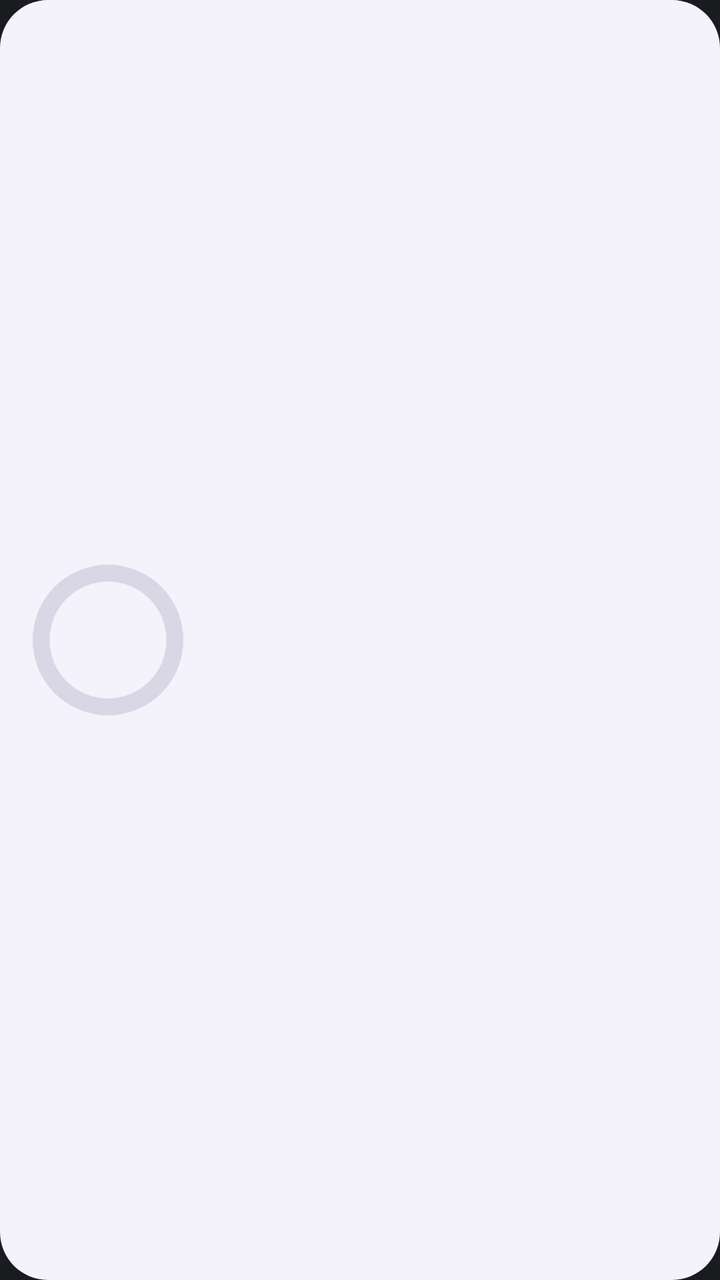
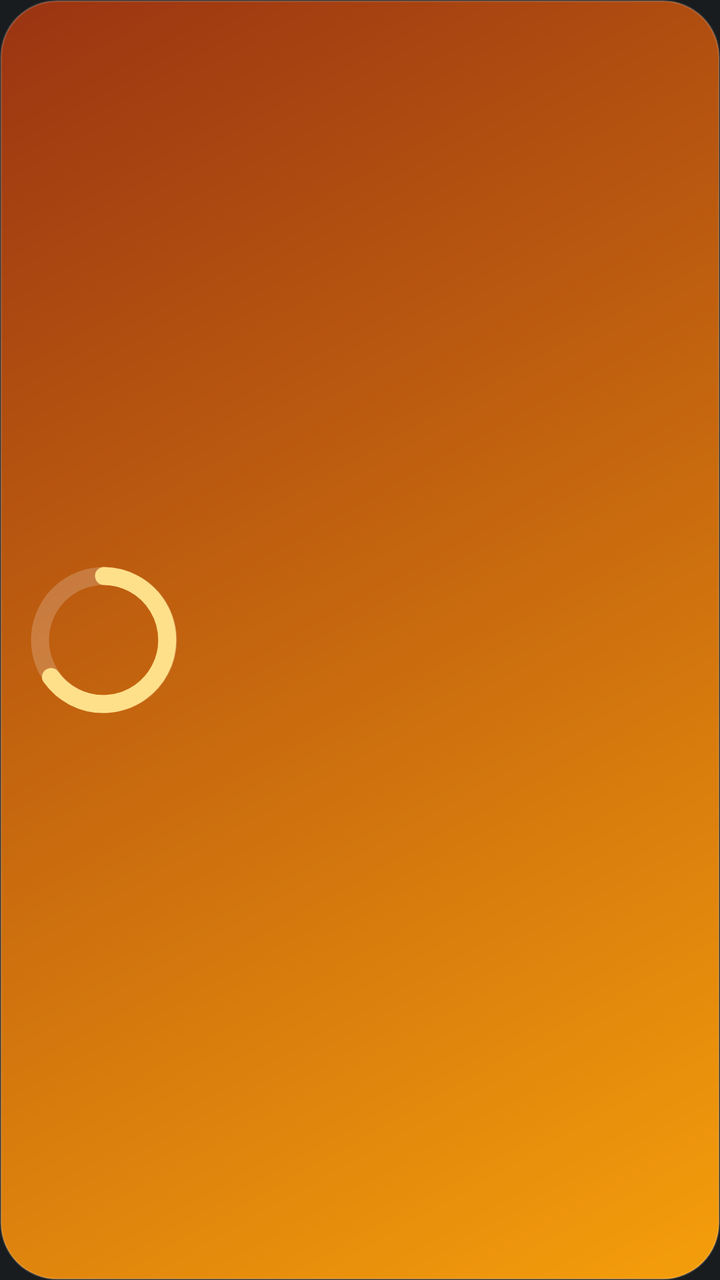

Two renders of the same Android screen: before a commit and after it. Below are the layout's source before the change and the commit's diff.
<!-- AndroidManifest.xml: application theme android:Theme.DeviceDefault.NoActionBar -->
<!-- res/layout/widget_goals.xml -->
<?xml version="1.0" encoding="utf-8"?>
<LinearLayout xmlns:android="http://schemas.android.com/apk/res/android"
    android:id="@+id/g_root"
    android:layout_width="match_parent"
    android:layout_height="match_parent"
    android:background="@drawable/widget_bg"
    android:gravity="center_vertical"
    android:orientation="horizontal"
    android:padding="16dp">

    <FrameLayout
        android:layout_width="76dp"
        android:layout_height="76dp">

        <ProgressBar
            android:id="@+id/g_ring"
            style="?android:attr/progressBarStyleHorizontal"
            android:layout_width="76dp"
            android:layout_height="76dp"
            android:indeterminate="false"
            android:max="100"
            android:progress="0"
            android:progressDrawable="@drawable/goals_ring" />

        <TextView
            android:id="@+id/g_big"
            android:layout_width="match_parent"
            android:layout_height="match_parent"
            android:gravity="center"
            android:maxLines="1"
            android:textColor="@color/widget_text"
            android:textSize="17sp"
            android:textStyle="bold" />
    </FrameLayout>

    <LinearLayout
        android:layout_width="0dp"
        android:layout_height="wrap_content"
        android:layout_marginStart="14dp"
        android:layout_weight="1"
        android:orientation="vertical">

        <TextView
            android:id="@+id/g_title"
            android:layout_width="match_parent"
            android:layout_height="wrap_content"
            android:ellipsize="end"
            android:maxLines="1"
            android:textColor="@color/widget_text"
            android:textSize="16sp"
            android:textStyle="bold" />

        <TextView
            android:id="@+id/g_detail"
            android:layout_width="match_parent"
            android:layout_height="wrap_content"
            android:layout_marginTop="2dp"
            android:ellipsize="end"
            android:maxLines="1"
            android:textColor="@color/widget_text_secondary"
            android:textSize="13sp" />

        <TextView
            android:id="@+id/g_status"
            android:layout_width="match_parent"
            android:layout_height="wrap_content"
            android:layout_marginTop="4dp"
            android:ellipsize="end"
            android:maxLines="1"
            android:textColor="@color/widget_accent"
            android:textSize="12sp"
            android:textStyle="bold" />
    </LinearLayout>
</LinearLayout>
<!-- resources referenced by this layout -->
<resources>
  <color name="widget_accent">#4F5BD5</color>
  <color name="widget_text">#1B1B1F</color>
  <color name="widget_text_secondary">#5F5C6B</color>
  <!-- drawable goals_ring (drawable) -->
  <?xml version="1.0" encoding="utf-8"?>
  <layer-list xmlns:android="http://schemas.android.com/apk/res/android">
      <item android:id="@android:id/background">
          <shape
              android:innerRadiusRatio="2.6"
              android:shape="ring"
              android:thicknessRatio="9"
              android:useLevel="false">
              <solid android:color="@color/widget_track" />
          </shape>
      </item>
      <item android:id="@android:id/progress">
          <rotate
              android:fromDegrees="270"
              android:pivotX="50%"
              android:pivotY="50%"
              android:toDegrees="270">
              <shape
                  android:innerRadiusRatio="2.6"
                  android:shape="ring"
                  android:thicknessRatio="9"
                  android:useLevel="true">
                  <solid android:color="@color/widget_accent" />
              </shape>
          </rotate>
      </item>
  </layer-list>
  <!-- drawable widget_bg (drawable) -->
  <?xml version="1.0" encoding="utf-8"?>
  <shape xmlns:android="http://schemas.android.com/apk/res/android" android:shape="rectangle">
      <solid android:color="@color/widget_bg" />
      <corners android:radius="24dp" />
  </shape>
  <color name="widget_track">#D9D6E6</color>
  <color name="widget_bg">#F4F2FA</color>
</resources>

<!-- the commit's change to res/layout/widget_goals.xml (unified diff, before → after) -->
@@ -1,74 +1,20 @@
 <?xml version="1.0" encoding="utf-8"?>
-<LinearLayout xmlns:android="http://schemas.android.com/apk/res/android"
-    android:id="@+id/g_root"
+<FrameLayout xmlns:android="http://schemas.android.com/apk/res/android"
+    android:id="@+id/w_root"
     android:layout_width="match_parent"
-    android:layout_height="match_parent"
-    android:background="@drawable/widget_bg"
-    android:gravity="center_vertical"
-    android:orientation="horizontal"
-    android:padding="16dp">
-
-    <FrameLayout
-        android:layout_width="76dp"
-        android:layout_height="76dp">
-
-        <ProgressBar
-            android:id="@+id/g_ring"
-            style="?android:attr/progressBarStyleHorizontal"
-            android:layout_width="76dp"
-            android:layout_height="76dp"
-            android:indeterminate="false"
-            android:max="100"
-            android:progress="0"
-            android:progressDrawable="@drawable/goals_ring" />
-
-        <TextView
-            android:id="@+id/g_big"
-            android:layout_width="match_parent"
-            android:layout_height="match_parent"
-            android:gravity="center"
-            android:maxLines="1"
-            android:textColor="@color/widget_text"
-            android:textSize="17sp"
-            android:textStyle="bold" />
-    </FrameLayout>
-
-    <LinearLayout
-        android:layout_width="0dp"
-        android:layout_height="wrap_content"
-        android:layout_marginStart="14dp"
-        android:layout_weight="1"
-        android:orientation="vertical">
-
-        <TextView
-            android:id="@+id/g_title"
-            android:layout_width="match_parent"
-            android:layout_height="wrap_content"
-            android:ellipsize="end"
-            android:maxLines="1"
-            android:textColor="@color/widget_text"
-            android:textSize="16sp"
-            android:textStyle="bold" />
-
-        <TextView
-            android:id="@+id/g_detail"
-            android:layout_width="match_parent"
-            android:layout_height="wrap_content"
-            android:layout_marginTop="2dp"
-            android:ellipsize="end"
-            android:maxLines="1"
-            android:textColor="@color/widget_text_secondary"
-            android:textSize="13sp" />
-
-        <TextView
-            android:id="@+id/g_status"
-            android:layout_width="match_parent"
-            android:layout_height="wrap_content"
-            android:layout_marginTop="4dp"
-            android:ellipsize="end"
-            android:maxLines="1"
-            android:textColor="@color/widget_accent"
-            android:textSize="12sp"
-            android:textStyle="bold" />
-    </LinearLayout>
+    android:layout_height="match_parent">
+<ImageView android:id="@+id/w_bg" android:layout_width="match_parent" android:layout_height="match_parent" android:contentDescription="@null" android:scaleType="fitXY" android:src="@drawable/wbg_sig_goals" />
+<LinearLayout android:layout_width="match_parent" android:layout_height="match_parent" android:orientation="horizontal" android:gravity="center_vertical" android:padding="14dp">
+<LinearLayout android:layout_width="match_parent" android:layout_height="wrap_content" android:orientation="horizontal" android:gravity="center_vertical">
+<FrameLayout android:layout_width="76dp" android:layout_height="76dp">
+<ImageView android:id="@+id/w_ring" android:layout_width="76dp" android:layout_height="76dp" android:contentDescription="@null" android:scaleType="fitCenter" android:src="@drawable/wp_ring" />
+<TextView android:id="@+id/w_big" android:layout_width="match_parent" android:layout_height="match_parent" android:maxLines="1" android:ellipsize="end" android:textColor="#FFFFFFFF" android:textSize="17sp" android:textStyle="bold" android:gravity="center" />
+</FrameLayout>
+<LinearLayout android:layout_width="0dp" android:layout_height="wrap_content" android:orientation="vertical" android:layout_weight="1" android:layout_marginStart="14dp">
+<TextView android:id="@+id/w_title" android:layout_width="wrap_content" android:layout_height="wrap_content" android:maxLines="1" android:ellipsize="end" android:textColor="#FFFFFFFF" android:textSize="16sp" android:textStyle="bold" />
+<TextView android:id="@+id/w_detail" android:layout_width="wrap_content" android:layout_height="wrap_content" android:layout_marginTop="2dp" android:maxLines="1" android:ellipsize="end" android:textColor="#CCFFFFFF" android:textSize="13sp" />
+<TextView android:id="@+id/w_status" android:layout_width="wrap_content" android:layout_height="wrap_content" android:layout_marginTop="4dp" android:maxLines="1" android:ellipsize="end" android:textColor="#FFFFF4CC" android:textSize="12sp" android:textStyle="bold" />
 </LinearLayout>
+</LinearLayout>
+</LinearLayout>
+</FrameLayout>
<!-- resource entries referenced after the edit -->
@@ -1,43 +1,28 @@
 <!-- resources referenced by this layout -->
 <resources>
-  <color name="widget_accent">#4F5BD5</color>
-  <color name="widget_text">#1B1B1F</color>
-  <color name="widget_text_secondary">#5F5C6B</color>
-  <!-- drawable goals_ring (drawable) -->
-  <?xml version="1.0" encoding="utf-8"?>
-  <layer-list xmlns:android="http://schemas.android.com/apk/res/android">
-      <item android:id="@android:id/background">
-          <shape
-              android:innerRadiusRatio="2.6"
-              android:shape="ring"
-              android:thicknessRatio="9"
-              android:useLevel="false">
-              <solid android:color="@color/widget_track" />
-          </shape>
-      </item>
-      <item android:id="@android:id/progress">
-          <rotate
-              android:fromDegrees="270"
-              android:pivotX="50%"
-              android:pivotY="50%"
-              android:toDegrees="270">
-              <shape
-                  android:innerRadiusRatio="2.6"
-                  android:shape="ring"
-                  android:thicknessRatio="9"
-                  android:useLevel="true">
-                  <solid android:color="@color/widget_accent" />
-              </shape>
-          </rotate>
-      </item>
-  </layer-list>
-  <!-- drawable widget_bg (drawable) -->
+  <!-- drawable wbg_sig_goals (drawable) -->
   <?xml version="1.0" encoding="utf-8"?>
   <shape xmlns:android="http://schemas.android.com/apk/res/android" android:shape="rectangle">
-      <solid android:color="@color/widget_bg" />
-      <corners android:radius="24dp" />
+      <gradient android:angle="315" android:endColor="#FFF59E0B" android:startColor="#FF9A3412" />
+      <corners android:radius="28dp" />
+      <stroke android:width="1dp" android:color="#26FFFFFF" />
   </shape>
-  <color name="widget_track">#D9D6E6</color>
-  <color name="widget_bg">#F4F2FA</color>
+  <!-- drawable wp_ring (drawable) -->
+  <?xml version="1.0" encoding="utf-8"?>
+  <vector xmlns:android="http://schemas.android.com/apk/res/android"
+      android:width="76dp"
+      android:height="76dp"
+      android:viewportWidth="76"
+      android:viewportHeight="76">
+      <path
+          android:pathData="M38,6 A32,32 0 1 1 38,70 A32,32 0 1 1 38,6"
+          android:strokeWidth="9"
+          android:strokeColor="#33FFFFFF" />
+      <path
+          android:pathData="M38,6 A32,32 0 1 1 11.5,56.5"
+          android:strokeLineCap="round"
+          android:strokeWidth="9"
+          android:strokeColor="#FFFFE08A" />
+  </vector>
 </resources>
 
